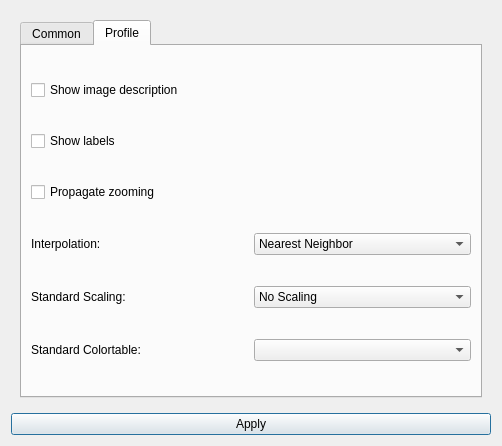
This is forms/preferences.ui in isis-group/vast as Qt 5 draws it before an edit. The edited form follows.
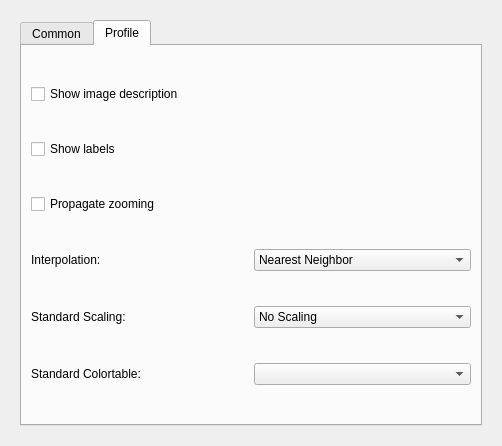
This is the edited form.

```diff
--- a/forms/preferences.ui
+++ b/forms/preferences.ui
@@ -155,13 +155,6 @@
      </layout>
     </widget>
    </item>
-   <item>
-    <widget class="QPushButton" name="applyButton">
-     <property name="text">
-      <string>Apply</string>
-     </property>
-    </widget>
-   </item>
   </layout>
  </widget>
  <resources>
```
